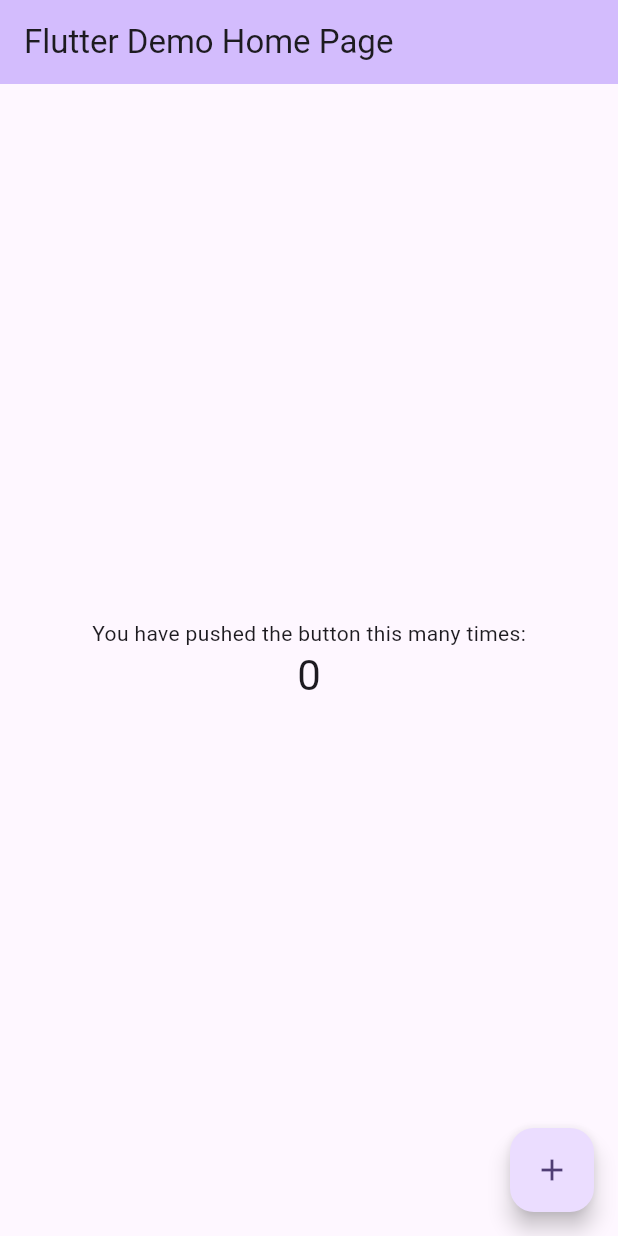
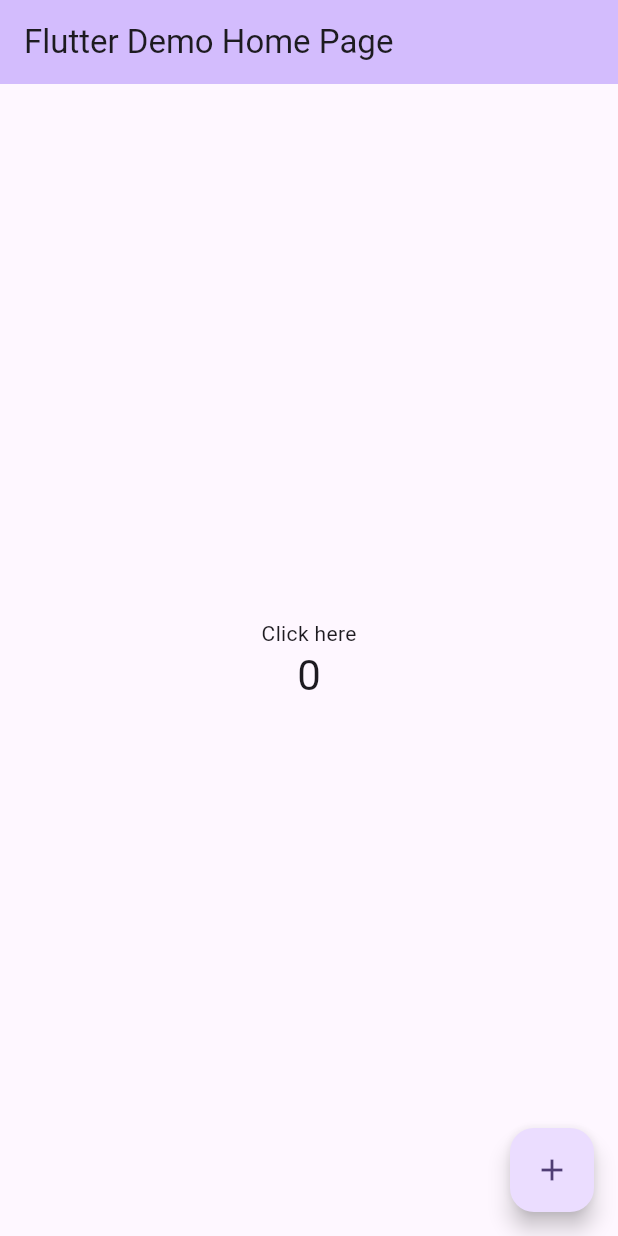
Before and after one commit to sunil-singh-chaudhary/mergeTestingBranch, a Flutter app: the screen it shows after launch, on a phone screen of 412 x 824 dp. Run offline on Flutter 3.47's test engine with Material 3 defaults, Android fonts, the phone set to English and light mode, and no system bars.

Commit message:
commit m1

```diff
--- a/lib/main.dart
+++ b/lib/main.dart
@@ -58,7 +58,7 @@ class _MyHomePageState extends State<MyHomePage> {
           mainAxisAlignment: MainAxisAlignment.center,
           children: <Widget>[
             const Text(
-              'You have pushed the button this many times:',
+              'Click here',
             ),
             Text(
               '$_counter',
```
